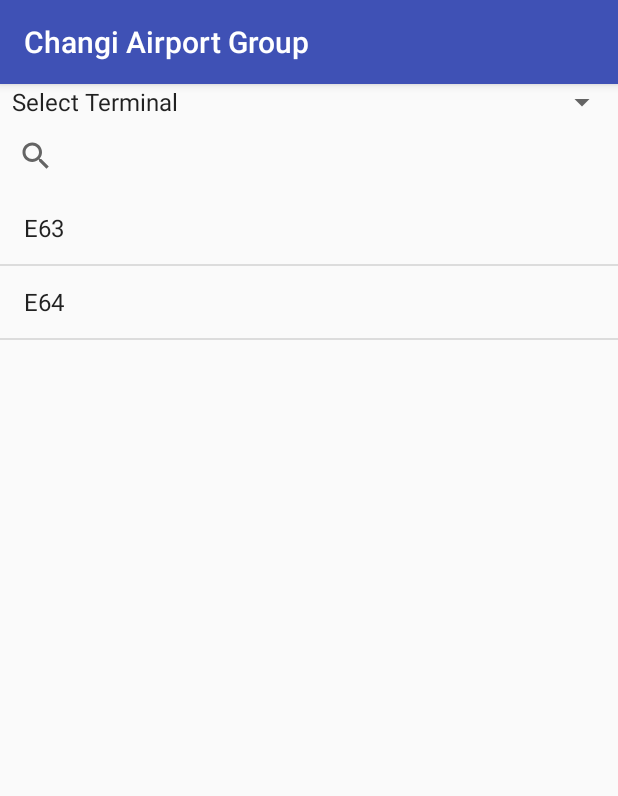
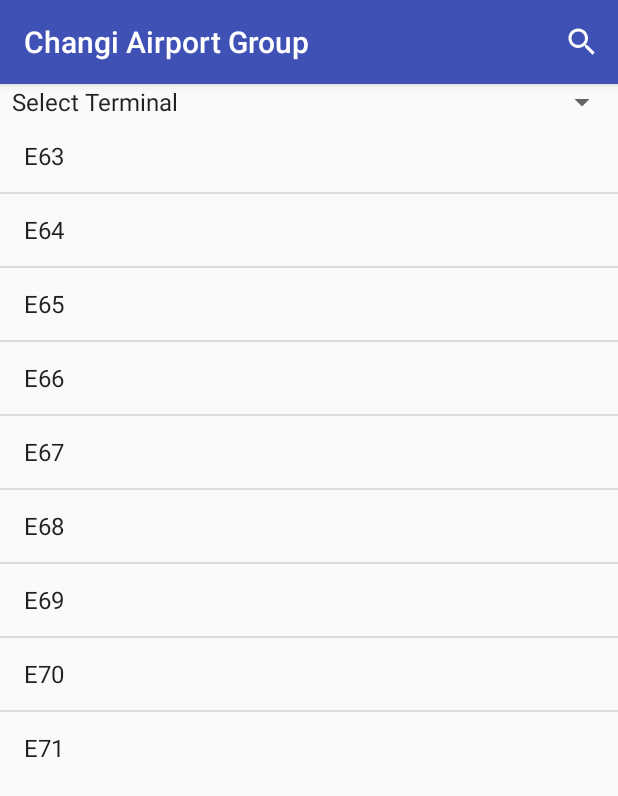
Before and after one commit to Edwinxwj/ChangiAirportGroup, an Android app: the screen it shows after launch (MainActivityAirTraffic), on a phone screen of 412 x 824 dp. Shown: the top 796 px of the screen. Run offline under Robolectric (Android 15) with nearby library versions, the phone set to English and light mode, and no system bars.

Commit message:
19/7/2017 - search

```diff
--- a/app/src/main/java/sg/edu/rp/c346/changiairportgroup/MainActivityAirTraffic.java
+++ b/app/src/main/java/sg/edu/rp/c346/changiairportgroup/MainActivityAirTraffic.java
@@ -5,10 +5,14 @@
 import android.os.Bundle;
 import android.support.v7.app.AlertDialog;
 import android.support.v7.app.AppCompatActivity;
+import android.view.Menu;
+import android.view.MenuInflater;
+import android.view.MenuItem;
 import android.view.View;
 import android.widget.AdapterView;
 import android.widget.ArrayAdapter;
 import android.widget.ListView;
+import android.widget.SearchView;
 import android.widget.Spinner;
 import android.widget.Toast;
 
@@ -34,17 +38,30 @@
         gates = new ArrayList<String>();
         gates.add("E63");
         gates.add("E64");
+        gates.add("E65");
+        gates.add("E66");
+        gates.add("E67");
+        gates.add("E68");
+        gates.add("E69");
+        gates.add("E70");
+        gates.add("E71");
+        gates.add("E72");
+        gates.add("E73");
+        gates.add("E74");
+        gates.add("E75");
+
 
         aa = new ArrayAdapter(this, android.R.layout.simple_list_item_1, gates);
         lv.setAdapter(aa);
 
 
-
+        //Creating Spinner
         ArrayAdapter<String> myAdapter = new ArrayAdapter<String>(MainActivityAirTraffic.this,
                 android.R.layout.simple_spinner_item, getResources().getStringArray(R.array.spinnersTerminal));
         myAdapter.setDropDownViewResource(android.R.layout.simple_spinner_dropdown_item);
         Spinner.setAdapter(myAdapter);
 
+        //Create on click for the list view
         lv.setOnItemClickListener(new AdapterView.OnItemClickListener() {
             @Override
             public void onItemClick(AdapterView<?> parent, View view, int position, long id) {
@@ -57,4 +74,29 @@
         });
 
     }
+    //Search bar
+
+    @Override
+    public boolean onCreateOptionsMenu(Menu menu) {
+        MenuInflater inflater = getMenuInflater();
+        inflater.inflate(R.menu.menu_search, menu);
+        MenuItem item = menu.findItem(R.id.SearchId);
+        SearchView searchView = (SearchView)item.getActionView();
+
+        searchView.setOnQueryTextListener(new SearchView.OnQueryTextListener() {
+            @Override
+            public boolean onQueryTextSubmit(String query) {
+                return true;
+            }
+
+            @Override
+            public boolean onQueryTextChange(String newText) {
+                aa.getFilter().filter(newText);
+                return true;
+            }
+        });
+
+
+        return super.onCreateOptionsMenu(menu);
+    }
 }
--- a/app/src/main/res/layout/activity_main_airtraffic.xml
+++ b/app/src/main/res/layout/activity_main_airtraffic.xml
@@ -14,10 +14,10 @@
         android:entries="@array/spinnersTerminal"/>
 
 
-    <SearchView
-        android:id="@+id/SearchId"
-        android:layout_width="match_parent"
-        android:layout_height="wrap_content" />
+    <!--<SearchView-->
+        <!--android:id="@+id/SearchId"-->
+        <!--android:layout_width="match_parent"-->
+        <!--android:layout_height="wrap_content" />-->
 
     <ListView
         android:id="@+id/lv"
--- /dev/null
+++ b/app/src/main/res/menu/menu_search.xml
@@ -0,0 +1,16 @@
+<?xml version="1.0" encoding="utf-8"?>
+<menu xmlns:android="http://schemas.android.com/apk/res/android"
+    xmlns:app="http://schemas.android.com/apk/res-auto">
+
+
+    <item
+        android:id="@+id/SearchId"
+        android:title="Search"
+        android:icon="@android:drawable/ic_menu_search"
+        app:actionViewClass="android.widget.SearchView"
+        app:showAsAction="always"
+
+
+        />
+
+</menu>
```
Also changed, not shown: app/src/main/res/values/strings.xml (line endings or trailing spaces).
